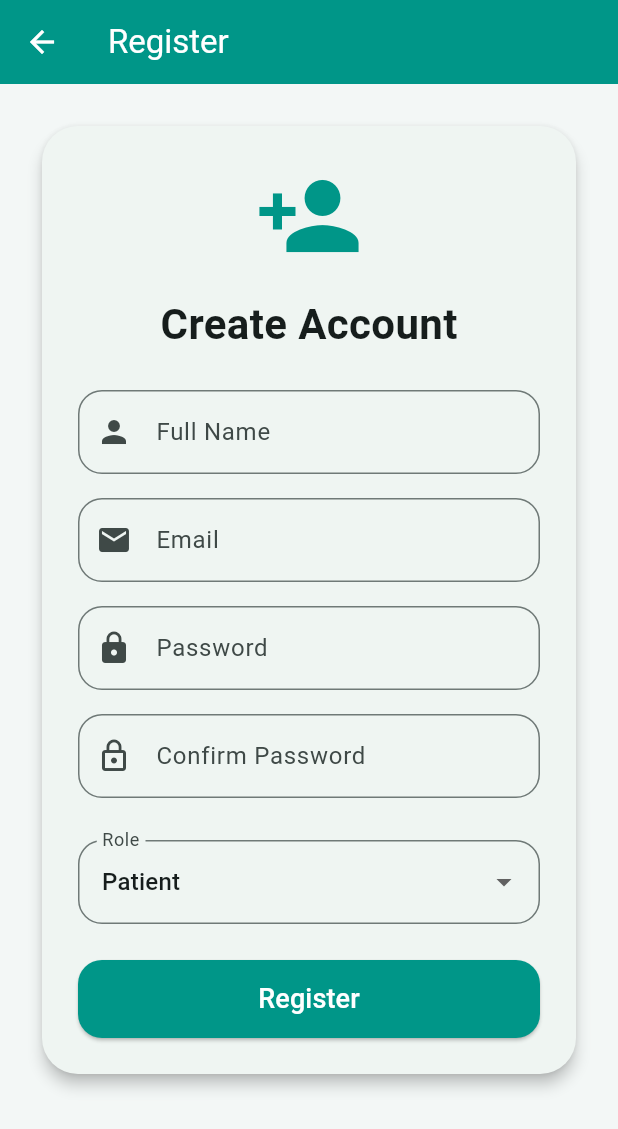
After one commit to AboudEy96/bumduz-pharmacy, a Flutter app: the screen it shows after launch, after a tap on "Create New Account", on a phone screen of 412 x 824 dp. The commit adds this screen. Shown: the top 1129 px of the screen. Run offline on Flutter 3.47's test engine with Material 3 defaults, Android fonts, the phone set to English and light mode, and no system bars; our stand-ins replace cloud_firestore, firebase_auth, firebase_core; accounts and stored records are empty.

Commit message:
Register ekranı eklendi ve login ekranı ile bağlantı kuruldu

```diff
--- a/lib/screens/login_screen.dart
+++ b/lib/screens/login_screen.dart
@@ -3,7 +3,7 @@ import 'package:pharmacy/Service/UserService.dart';
 import 'package:pharmacy/data/mock_users.dart';
 import 'package:pharmacy/screens/patient_home_screen.dart';
 import 'package:pharmacy/screens/pharmacist_home_screen.dart';
-
+import 'package:pharmacy/screens/register_screen.dart';
 class LoginScreen extends StatefulWidget {
   const LoginScreen({super.key});
 
@@ -145,6 +145,22 @@ class _LoginScreenState extends State<LoginScreen> {
                           style: TextStyle(fontSize: 18),
                         ),
                       ),
+
+                    ),
+                    const SizedBox(height: 12),
+
+                    TextButton(
+                      onPressed: () {
+                        Navigator.push(
+                          context,
+                          MaterialPageRoute(
+                            builder: (_) => const RegisterScreen(),
+                          ),
+                        );
+                      },
+                      child: const Text(
+                        "Create New Account",
+                      ),
                     ),
 
                     const SizedBox(height: 24),
--- /dev/null
+++ b/lib/screens/register_screen.dart
@@ -0,0 +1,194 @@
+import 'package:flutter/material.dart';
+
+class RegisterScreen extends StatefulWidget {
+  const RegisterScreen({super.key});
+
+  @override
+  State<RegisterScreen> createState() => _RegisterScreenState();
+}
+
+class _RegisterScreenState extends State<RegisterScreen> {
+
+  final TextEditingController nameController = TextEditingController();
+  final TextEditingController emailController = TextEditingController();
+  final TextEditingController passwordController = TextEditingController();
+  final TextEditingController confirmPasswordController = TextEditingController();
+
+  String selectedRole = "patient";
+
+  void register() {
+
+    if (nameController.text.isEmpty ||
+        emailController.text.isEmpty ||
+        passwordController.text.isEmpty ||
+        confirmPasswordController.text.isEmpty) {
+
+      ScaffoldMessenger.of(context).showSnackBar(
+        const SnackBar(
+          content: Text("Please fill all fields"),
+        ),
+      );
+
+      return;
+    }
+
+    if (passwordController.text != confirmPasswordController.text) {
+
+      ScaffoldMessenger.of(context).showSnackBar(
+        const SnackBar(
+          content: Text("Passwords do not match"),
+        ),
+      );
+
+      return;
+    }
+
+    ScaffoldMessenger.of(context).showSnackBar(
+      const SnackBar(
+        content: Text("Register screen ready (Mock UI)"),
+      ),
+    );
+  }
+
+  Widget buildTextField({
+    required TextEditingController controller,
+    required String label,
+    required IconData icon,
+    bool obscureText = false,
+  }) {
+    return Padding(
+      padding: const EdgeInsets.only(bottom: 16),
+      child: TextField(
+        controller: controller,
+        obscureText: obscureText,
+        decoration: InputDecoration(
+          labelText: label,
+          prefixIcon: Icon(icon),
+          border: OutlineInputBorder(
+            borderRadius: BorderRadius.circular(16),
+          ),
+        ),
+      ),
+    );
+  }
+
+  @override
+  Widget build(BuildContext context) {
+    return Scaffold(
+      backgroundColor: const Color(0xFFF3F7F6),
+      appBar: AppBar(
+        title: const Text("Register"),
+        backgroundColor: Colors.teal,
+        foregroundColor: Colors.white,
+      ),
+      body: SingleChildScrollView(
+        padding: const EdgeInsets.all(24),
+        child: Card(
+          elevation: 4,
+          shape: RoundedRectangleBorder(
+            borderRadius: BorderRadius.circular(24),
+          ),
+          child: Padding(
+            padding: const EdgeInsets.all(24),
+            child: Column(
+              children: [
+
+                const Icon(
+                  Icons.person_add,
+                  size: 72,
+                  color: Colors.teal,
+                ),
+
+                const SizedBox(height: 16),
+
+                const Text(
+                  "Create Account",
+                  style: TextStyle(
+                    fontSize: 28,
+                    fontWeight: FontWeight.bold,
+                  ),
+                ),
+
+                const SizedBox(height: 24),
+
+                buildTextField(
+                  controller: nameController,
+                  label: "Full Name",
+                  icon: Icons.person,
+                ),
+
+                buildTextField(
+                  controller: emailController,
+                  label: "Email",
+                  icon: Icons.email,
+                ),
+
+                buildTextField(
+                  controller: passwordController,
+                  label: "Password",
+                  icon: Icons.lock,
+                  obscureText: true,
+                ),
+
+                buildTextField(
+                  controller: confirmPasswordController,
+                  label: "Confirm Password",
+                  icon: Icons.lock_outline,
+                  obscureText: true,
+                ),
+
+                const SizedBox(height: 12),
+
+                DropdownButtonFormField(
+                  value: selectedRole,
+                  items: const [
+                    DropdownMenuItem(
+                      value: "patient",
+                      child: Text("Patient"),
+                    ),
+                    DropdownMenuItem(
+                      value: "pharmacist",
+                      child: Text("Pharmacist"),
+                    ),
+                  ],
+                  onChanged: (value) {
+                    setState(() {
+                      selectedRole = value!;
+                    });
+                  },
+                  decoration: InputDecoration(
+                    labelText: "Role",
+                    border: OutlineInputBorder(
+                      borderRadius: BorderRadius.circular(16),
+                    ),
+                  ),
+                ),
+
+                const SizedBox(height: 24),
+
+                SizedBox(
+                  width: double.infinity,
+                  height: 52,
+                  child: ElevatedButton(
+                    onPressed: register,
+                    style: ElevatedButton.styleFrom(
+                      backgroundColor: Colors.teal,
+                      foregroundColor: Colors.white,
+                      shape: RoundedRectangleBorder(
+                        borderRadius: BorderRadius.circular(16),
+                      ),
+                    ),
+                    child: const Text(
+                      "Register",
+                      style: TextStyle(fontSize: 18),
+                    ),
+                  ),
+                ),
+              ],
+            ),
+          ),
+        ),
+      ),
+    );
+  }
+}
```
Also changed, not shown: pubspec.lock.
